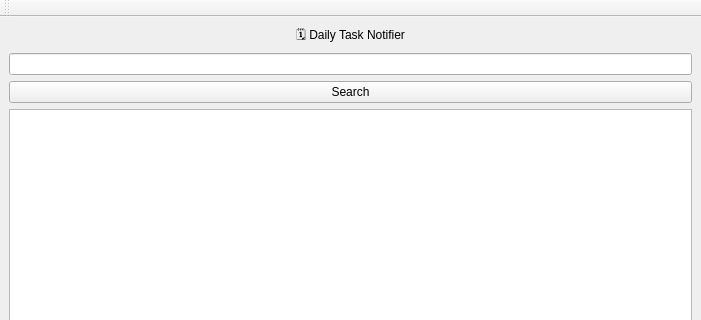
Old version of the form src/mainwindow.ui in the repository RazaJavaid2004/Daily-Task-Notifier; both pictures show x 0 to 701 and y 0 to 320 of the 701 by 526 pixel window.
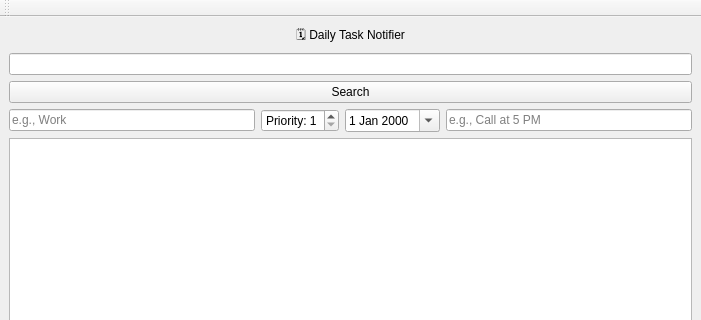
New version of the form.

```diff
--- a/src/mainwindow.ui
+++ b/src/mainwindow.ui
@@ -45,6 +45,44 @@
       </property>
      </widget>
     </item>
+<item>
+ <layout class="QHBoxLayout" name="taskDetailsLayout">
+  <item>
+   <widget class="QLineEdit" name="categoryInput">
+    <property name="placeholderText">
+     <string>e.g., Work</string>
+    </property>
+   </widget>
+  </item>
+  <item>
+   <widget class="QSpinBox" name="priorityInput">
+    <property name="prefix">
+     <string>Priority: </string>
+    </property>
+    <property name="minimum">
+     <number>1</number>
+    </property>
+    <property name="maximum">
+     <number>5</number>
+    </property>
+   </widget>
+  </item>
+  <item>
+   <widget class="QDateEdit" name="dueDateInput">
+    <property name="calendarPopup">
+     <bool>true</bool>
+    </property>
+   </widget>
+  </item>
+  <item>
+   <widget class="QLineEdit" name="reminderInput">
+    <property name="placeholderText">
+     <string>e.g., Call at 5 PM</string>
+    </property>
+   </widget>
+  </item>
+ </layout>
+</item>
     <item>
      <widget class="QListWidget" name="taskList"/>
     </item>
```
